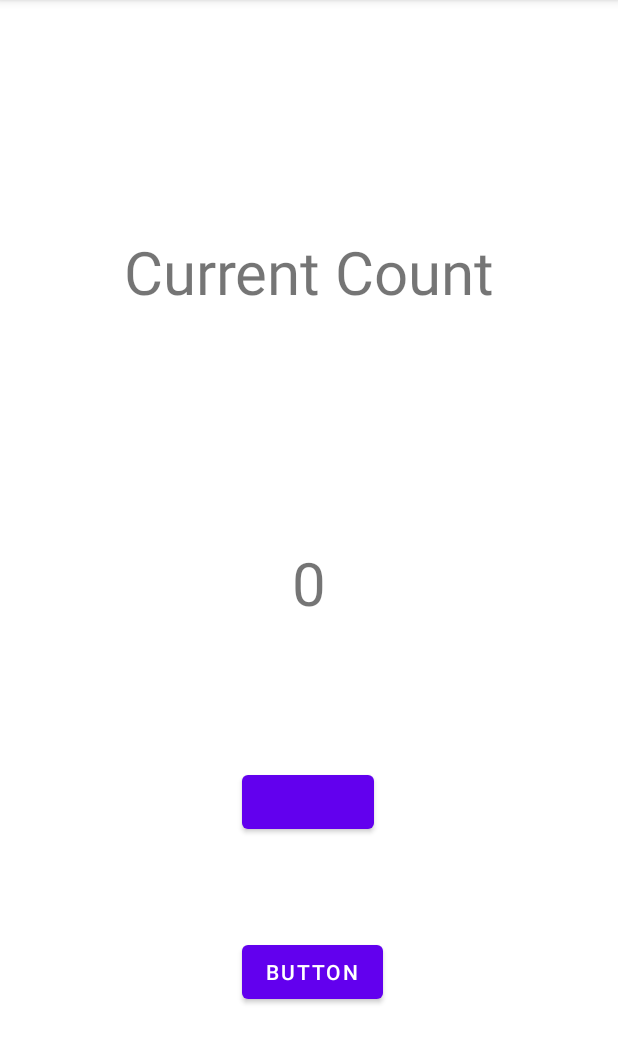
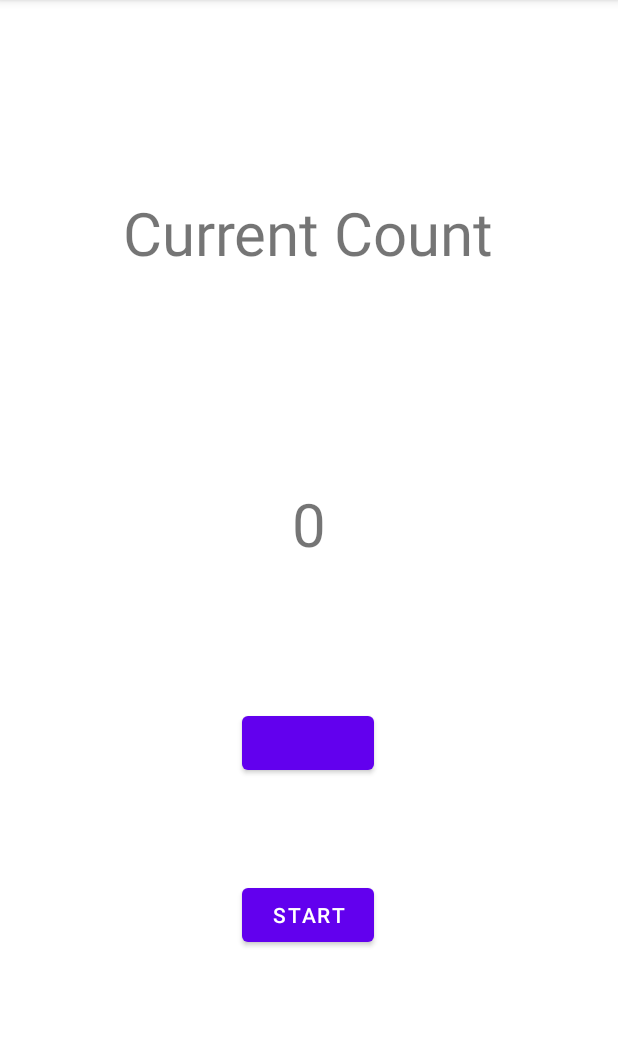
Before and after one commit to okimin/TapOff, an Android app: the screen it shows after launch (MainActivity), on a phone screen of 412 x 824 dp, the part 84-1148 px from its top. Run offline under Robolectric (Android 15) with nearby library versions, the phone set to English and light mode, and no system bars.

Commit message:
Added start timer functionality with a ready timer beforehand

```diff
--- a/app/src/main/java/com/example/tapoff/MainActivity.kt
+++ b/app/src/main/java/com/example/tapoff/MainActivity.kt
@@ -2,22 +2,81 @@ package com.example.tapoff
 
 import androidx.appcompat.app.AppCompatActivity
 import android.os.Bundle
-import android.util.Log
+import android.os.Handler
+import android.os.Looper
 import android.widget.Button
 import android.widget.TextView
+import android.widget.Toast
 
 class MainActivity : AppCompatActivity() {
+    private lateinit var counter: TextView
+    private lateinit var timerTextView: TextView
+
+    private var currentCount = 0
+    private var timerRunning = false
+    private var readyRunning = false
+    private val timerDuration = 10000L
+    private val readyDuration = 3000L
 
     override fun onCreate(savedInstanceState: Bundle?) {
         super.onCreate(savedInstanceState)
         setContentView(R.layout.activity_main)
-        val button = findViewById<Button>(R.id.button)
-        val currentNumber = findViewById<TextView>(R.id.counter)
-        var counter = 0
-        button.setOnClickListener {
-            counter++
-            currentNumber.text = counter.toString()
+
+        val tapButton = findViewById<Button>(R.id.tapButton)
+        val startButton = findViewById<Button>(R.id.startButton)
+        val counter = findViewById<TextView>(R.id.counter)
+
+        tapButton.setOnClickListener {
+            //TODO : Check if timer is Running
+            currentCount++
+            counter.text = currentCount.toString()
+
+        }
+
+        startButton.setOnClickListener {
+            startTimer()
+            //TODO : Make the button invisible
         }
 
     }
+
+    private fun startTimer() {
+        readyRunning = true
+        val handler = Handler(Looper.getMainLooper())
+        val runnable = object : Runnable {
+            override fun run() {
+                if(readyRunning){
+                    val timeLeft = readyDuration - System.currentTimeMillis() % readyDuration
+                    val seconds = (timeLeft / 1000).toInt()
+                    if(seconds <= 0){
+                        timerRunning = true
+                        Toast.makeText(this@MainActivity, "Start!", Toast.LENGTH_SHORT).show()
+                    }
+                    else {
+                        Toast.makeText(this@MainActivity, "Ready in $seconds", Toast.LENGTH_SHORT).show()
+                        handler.postDelayed(this, 1000) // Update timer text every second
+                    }
+                }
+                else if (timerRunning) {
+                    val timeLeft = timerDuration - System.currentTimeMillis() % timerDuration
+                    val seconds = (timeLeft / 1000).toInt()
+                    timerTextView.text = seconds.toString()
+                    handler.postDelayed(this, 1000) // Update timer text every second
+                } else {
+                    // Timer finished, reset everything
+                    timerTextView.text = "0"
+                }
+            }
+        }
+        handler.post(runnable)
+    }
+
+
+
+    private fun resetTimer() {
+        timerRunning = false
+        readyRunning = false
+        timerTextView.text = "0"
+    }
+
 }
--- a/app/src/main/res/layout/activity_main.xml
+++ b/app/src/main/res/layout/activity_main.xml
@@ -9,32 +9,34 @@
     <TextView
             android:layout_width="65dp"
             android:layout_height="45dp"
-            app:layout_constraintBottom_toBottomOf="parent"
             app:layout_constraintStart_toStartOf="parent"
             app:layout_constraintEnd_toEndOf="parent"
-            app:layout_constraintTop_toTopOf="parent" android:id="@+id/counter" android:textSize="40sp"
-            android:textAlignment="center" android:text="@string/number"/>
+            android:id="@+id/counter" android:textSize="40sp"
+            android:textAlignment="center" android:text="@string/number"
+            app:layout_constraintTop_toBottomOf="@+id/currentCount" android:layout_marginTop="140dp"
+    />
     <Button
             android:layout_width="wrap_content"
             android:layout_height="wrap_content"
             app:layout_constraintStart_toStartOf="parent" app:layout_constraintTop_toBottomOf="@+id/counter"
             android:layout_marginTop="104dp" app:layout_constraintEnd_toEndOf="parent"
-            app:layout_constraintBottom_toBottomOf="parent" app:layout_constraintHorizontal_bias="0.498"
-            app:layout_constraintVertical_bias="0.0" tools:text="@string/tap" android:id="@+id/tapButton"/>
+            app:layout_constraintHorizontal_bias="0.498"
+            tools:text="@string/tap" android:id="@+id/tapButton"
+    />
     <TextView
             android:text="@string/count"
             android:layout_width="wrap_content"
             android:layout_height="wrap_content" android:id="@+id/currentCount"
-            app:layout_constraintBottom_toTopOf="@+id/counter"
             android:textSize="40sp"
             app:layout_constraintTop_toTopOf="parent" app:layout_constraintStart_toStartOf="parent"
-            app:layout_constraintEnd_toEndOf="parent"/>
+            app:layout_constraintEnd_toEndOf="parent" android:layout_marginTop="128dp"
+            app:layout_constraintHorizontal_bias="0.496"/>
     <Button
-            android:text="Button"
             android:layout_width="wrap_content"
             android:layout_height="wrap_content" android:id="@+id/startButton"
             app:layout_constraintStart_toStartOf="parent" app:layout_constraintEnd_toEndOf="parent"
-            app:layout_constraintTop_toBottomOf="@+id/button" app:layout_constraintBottom_toBottomOf="parent"
-            app:layout_constraintHorizontal_bias="0.507" android:layout_marginBottom="96dp"/>
+            app:layout_constraintBottom_toBottomOf="parent"
+            app:layout_constraintHorizontal_bias="0.498" android:layout_marginBottom="68dp"
+            android:text="@string/start" app:layout_constraintTop_toBottomOf="@+id/tapButton"/>
 
 </androidx.constraintlayout.widget.ConstraintLayout>
--- a/app/src/main/res/values/strings.xml
+++ b/app/src/main/res/values/strings.xml
@@ -3,4 +3,5 @@
     <string name="tap">Tap</string>
     <string name="count">Current Count</string>
     <string name="number">0</string>
+    <string name="start">Start</string>
 </resources>
```
